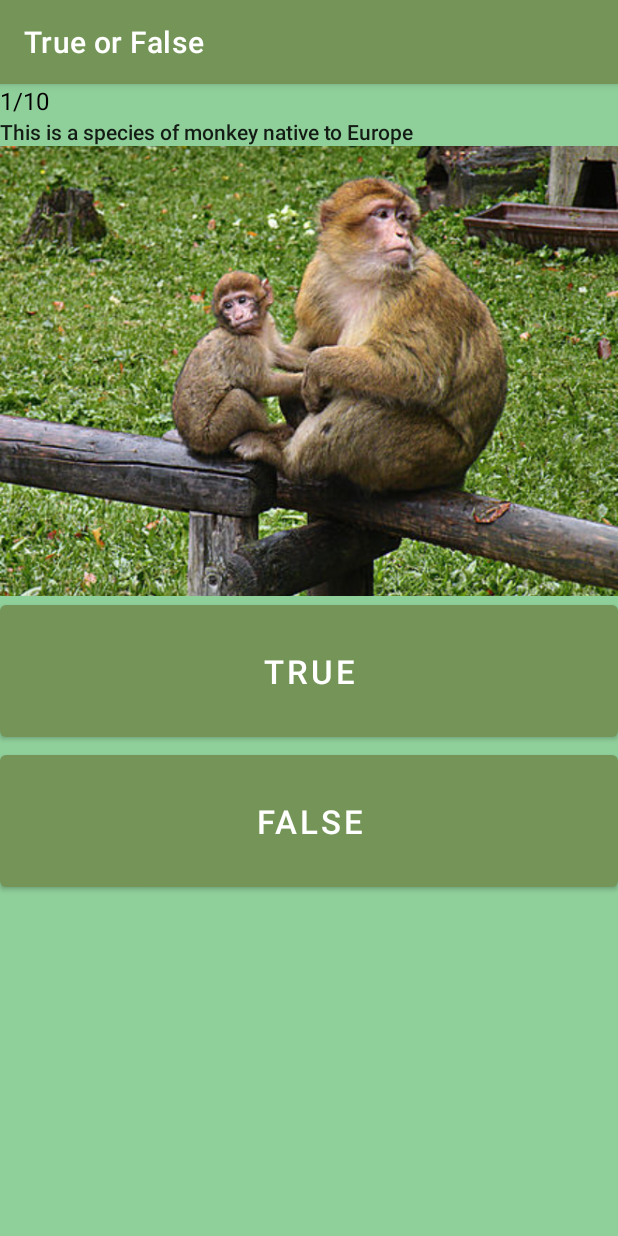
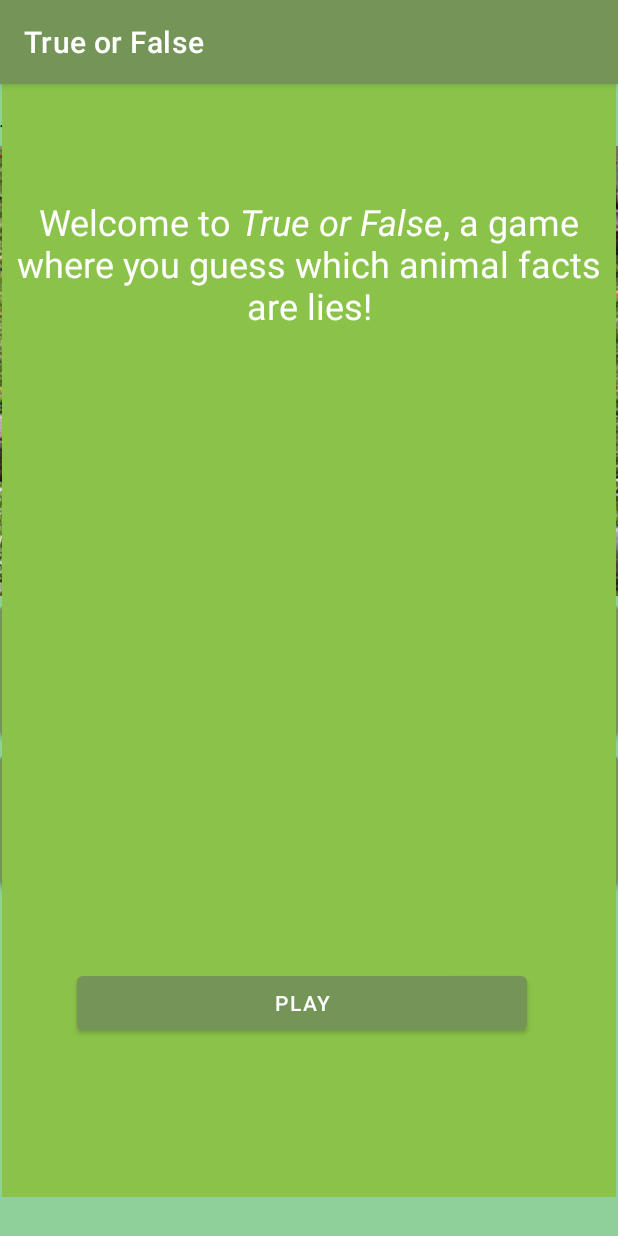
Before and after one commit to Slunchi/Team12HW1, an Android app: the screen it shows after launch (MainActivity), on a phone screen of 412 x 824 dp. Run offline under Robolectric (Android 15) with nearby library versions, the phone set to English and light mode, and no system bars.

Commit message:
Added home screen overlay, start function, and text vals

```diff
--- a/app/src/main/java/com/example/team12_hw1/MainActivity.kt
+++ b/app/src/main/java/com/example/team12_hw1/MainActivity.kt
@@ -3,6 +3,8 @@ package com.example.team12_hw1
 import adapter.ItemAdapter
 import androidx.appcompat.app.AppCompatActivity
 import android.os.Bundle
+import android.view.View
+import android.widget.LinearLayout
 import androidx.recyclerview.widget.RecyclerView
 import data.Datasource
 
@@ -15,4 +17,9 @@ class MainActivity : AppCompatActivity() {
         recyclerView.adapter = ItemAdapter(this, myDataset)
         recyclerView.setHasFixedSize(true)
     }
+
+    fun start(view: View) {
+        val welcome: LinearLayout = findViewById(R.id.welcome_mod)
+        welcome.setVisibility(View.GONE)
+    }
 }
--- a/app/src/main/res/layout/activity_main.xml
+++ b/app/src/main/res/layout/activity_main.xml
@@ -14,5 +14,40 @@
         android:scrollbars="vertical"
         app:layoutManager="LinearLayoutManager" />
 
+    <LinearLayout
+        android:id="@+id/welcome_mod"
+        android:layout_width="409dp"
+        android:layout_height="742dp"
+        android:layout_marginStart="1dp"
+        android:layout_marginEnd="1dp"
+        android:background="#8BC34A"
+        android:orientation="vertical"
+        app:layout_constraintBottom_toBottomOf="parent"
+        app:layout_constraintEnd_toEndOf="parent"
+        app:layout_constraintHorizontal_bias="0.0"
+        app:layout_constraintStart_toStartOf="parent"
+        app:layout_constraintTop_toTopOf="parent"
+        app:layout_constraintVertical_bias="0.498">
+
+        <TextView
+            android:id="@+id/textView"
+            android:layout_width="match_parent"
+            android:layout_height="wrap_content"
+            android:text="@string/welcome"
+            android:textAlignment="center"
+            android:textColor="#FFFFFF"
+            android:textSize="24sp"
+            android:translationY="75dp" />
+
+        <Button
+            android:id="@+id/button"
+            android:layout_width="300dp"
+            android:layout_height="wrap_content"
+            android:onClick="start"
+            android:text="@string/start"
+            android:translationX="50dp"
+            android:translationY="500dp" />
+    </LinearLayout>
+
 
 </FrameLayout>
--- a/app/src/main/res/values/strings.xml
+++ b/app/src/main/res/values/strings.xml
@@ -19,9 +19,11 @@
     <string name="q9">9/10</string>
     <string name="animal9">Koala\'s fingerprints look nearly identical to those of humans</string> // True
     <string name="q10">10/10</string>
-    <string name="animal10">Sheep can recognize human faces</string>
+    <string name="animal10">Sheep can recognize human faces</string> // True
     <string name="next">\\/ Next \\/</string>
     <string name="false_button">False</string>
     <string name="true_button">True</string>
-    // True
+    <string name="welcome">Welcome to <i>True or False</i>, a game where you guess which animal facts are lies!</string>
+    <string name="start">Play</string>
+
 </resources>
```
